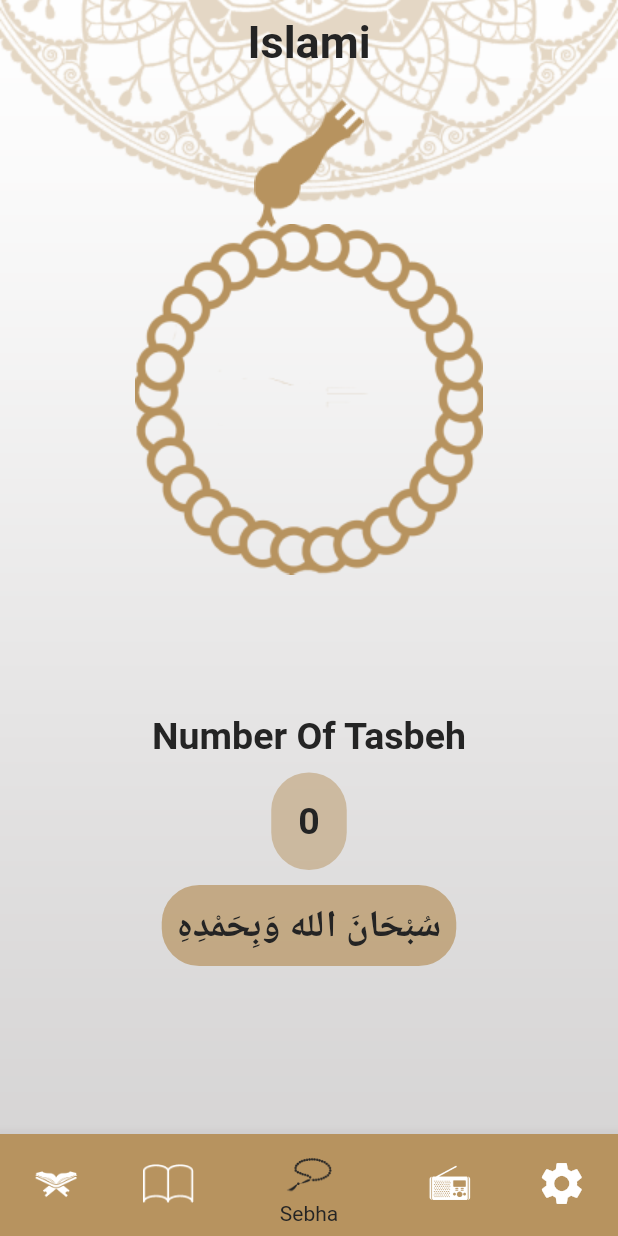
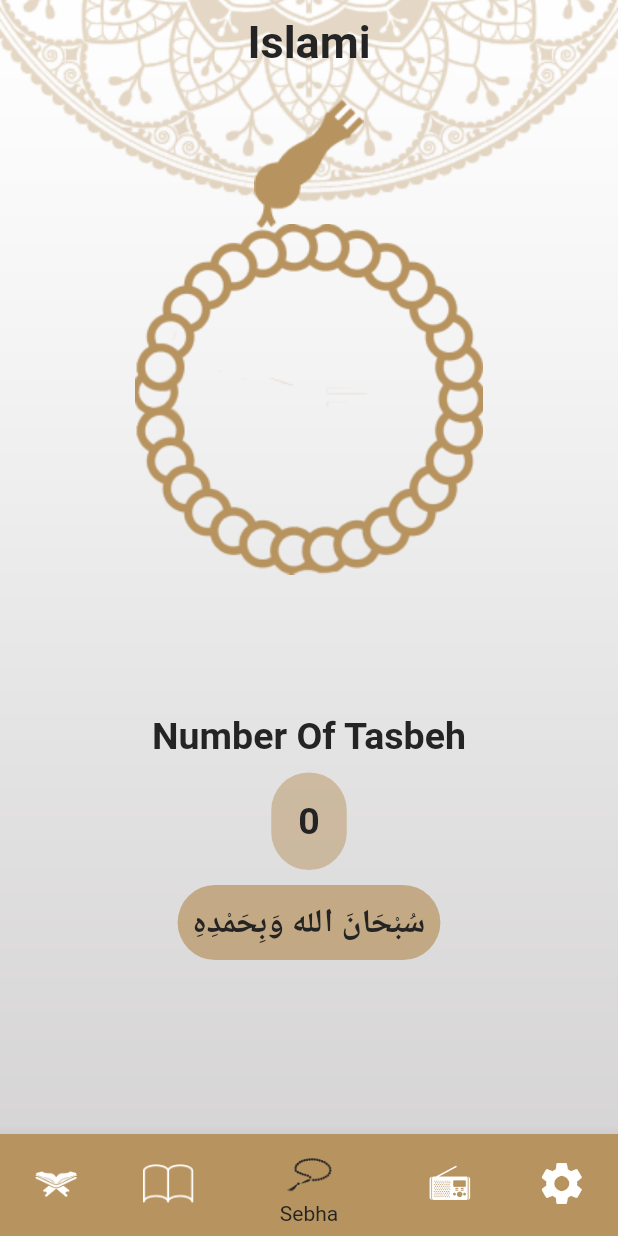
Before and after one commit to ALHassanMusleh/islami_app, a Flutter app: the screen it shows after launch, item 3 of the bottom bar chosen, on a phone screen of 412 x 824 dp. Run offline on Flutter 3.47's test engine with Material 3 defaults, Android fonts, the phone set to English and light mode, and no system bars; our stand-ins replace shared_preferences; generated files the repository leaves out were written again.

Commit message:
Finished switch of full sura and aya of sura

```diff
--- a/lib/l10n/app_ar.arb
+++ b/lib/l10n/app_ar.arb
@@ -11,6 +11,7 @@
   "verses" : "عدد الايات",
   "hadethName" : "اسم الحديث",
   "fontSize" : "حجم الخط",
-  "numberOfTasbeh" : "عدد التسبيحات"
+  "numberOfTasbeh" : "عدد التسبيحات",
+  "ayaIsCopied" : "تم نسخ الاُية"
 
 }
--- a/lib/l10n/app_en.arb
+++ b/lib/l10n/app_en.arb
@@ -11,6 +11,8 @@
     "verses" : "Verses",
     "hadethName" : "Hadeth Name",
     "fontSize" : "Font Size",
-    "numberOfTasbeh" : "Number Of Tasbeh"
+    "numberOfTasbeh" : "Number Of Tasbeh",
+    "ayaIsCopied" : "Aya is Copied"
+
 
 }
--- a/lib/ui/screens/home/tabs/sebha/sebha.dart
+++ b/lib/ui/screens/home/tabs/sebha/sebha.dart
@@ -55,6 +55,7 @@ class _SebhaState extends State<Sebha> {
         ),
         Expanded(
           flex: 4,
+          child: SingleChildScrollView(
             child: Column(
               children: [
                 Text(
@@ -88,10 +89,14 @@ class _SebhaState extends State<Sebha> {
                   child: Text(
                     AppConstans.adkar[indexOfAdkar],
                     textDirection: TextDirection.rtl,
-                  style: Theme.of(context).textTheme.displayLarge,
+                    style: Theme.of(context)
+                        .textTheme
+                        .displayLarge!
+                        .copyWith(fontSize: 22),
                   ),
                 ),
               ],
+            ),
           ),
         ),
       ],
--- a/lib/ui/widgets/app_scaffold.dart
+++ b/lib/ui/widgets/app_scaffold.dart
@@ -9,8 +9,15 @@ class AppScaffold extends StatelessWidget {
   final Widget? body;
   final String? appBarTitle;
   final Widget? bottomNavigationBar;
+  final Widget? action;
+  final bool suraTab;
   AppScaffold(
-      {super.key, this.body, this.appBarTitle, this.bottomNavigationBar});
+      {super.key,
+      this.body,
+      this.appBarTitle,
+      this.bottomNavigationBar,
+      this.action,
+      this.suraTab = false});
 
   late ThemeProvider themeProvider;
   @override
@@ -32,6 +39,9 @@ class AppScaffold extends StatelessWidget {
             appBarTitle ?? "",
           ),
           centerTitle: true,
+          actions: [
+            suraTab ? action! : Container(),
+          ],
         ),
         body: body,
         bottomNavigationBar: bottomNavigationBar,
--- a/pubspec.yaml
+++ b/pubspec.yaml
@@ -35,6 +35,7 @@ dependencies:
   intl: any
   provider: ^6.1.2
   shared_preferences: ^2.2.3
+  clipboard: ^0.1.3
 
 
   # The following adds the Cupertino Icons font to your application.
```
Also changed, not shown: lib/ui/screens/sura_details/sura_details.dart (+81 -26 lines), lib/ui/utils/show_snack_bar.dart (added, +11 -0 lines), pubspec.lock. Lines whose indentation alone changed are shown as unchanged.
